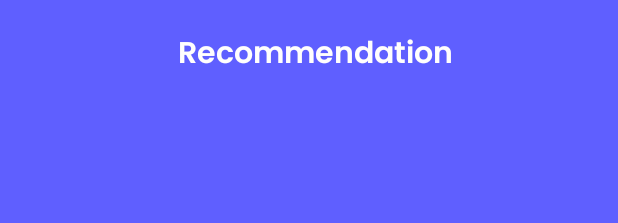
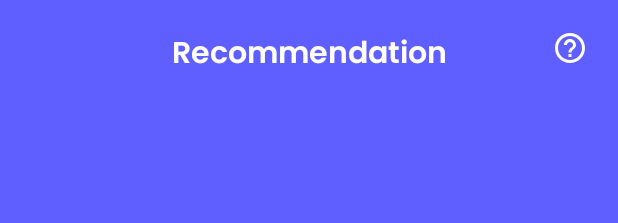
Before and after one commit to C22-PS165-Heal-Go/HnG-Android, an Android app: the layout activity_recommendation_card.xml on its own in the app's theme, with its tools: preview values and no code run, on a phone screen of 412 x 824 dp. Shown: the top 223 px of the screen. Run offline under Robolectric (Android 15) with nearby library versions, the phone set to English and light mode, and no system bars; plain views replace CardStackView.

Commit message:
Add tutorial bottom sheet

```diff
--- a/app/src/main/java/com/example/heal_go/ui/auth/LoginFragment.kt
+++ b/app/src/main/java/com/example/heal_go/ui/auth/LoginFragment.kt
@@ -1,5 +1,6 @@
 package com.example.heal_go.ui.auth
 
+import android.content.Intent
 import android.os.Build
 import android.os.Bundle
 import android.view.*
@@ -14,6 +15,7 @@ import com.example.heal_go.R
 import com.example.heal_go.databinding.FragmentLoginBinding
 import com.example.heal_go.databinding.FragmentWelcomeBinding
 import com.example.heal_go.ui.auth.viewmodel.AuthViewModel
+import com.example.heal_go.ui.recommendation.RecommendationCardActivity
 import com.wajahatkarim3.easyvalidation.core.Validator
 
 class LoginFragment : Fragment() {
@@ -49,6 +51,8 @@ class LoginFragment : Fragment() {
                 .minLength(8)
                 .atleastOneNumber()
                 .check()
+
+            startActivity(Intent(requireContext(), RecommendationCardActivity::class.java))
 
             if (emailValidator && passwordValidator) {
                 authViewModel.userLoginHandler(email, password)
--- /dev/null
+++ b/app/src/main/res/drawable/ic_help_outline.xml
@@ -0,0 +1,5 @@
+<vector android:autoMirrored="true" android:height="24dp"
+    android:tint="@color/white" android:viewportHeight="24"
+    android:viewportWidth="24" android:width="24dp" xmlns:android="http://schemas.android.com/apk/res/android">
+    <path android:fillColor="@android:color/white" android:pathData="M11,18h2v-2h-2v2zM12,2C6.48,2 2,6.48 2,12s4.48,10 10,10 10,-4.48 10,-10S17.52,2 12,2zM12,20c-4.41,0 -8,-3.59 -8,-8s3.59,-8 8,-8 8,3.59 8,8 -3.59,8 -8,8zM12,6c-2.21,0 -4,1.79 -4,4h2c0,-1.1 0.9,-2 2,-2s2,0.9 2,2c0,2 -3,1.75 -3,5h2c0,-2.25 3,-2.5 3,-5 0,-2.21 -1.79,-4 -4,-4z"/>
+</vector>
--- a/app/src/main/res/layout/activity_recommendation_card.xml
+++ b/app/src/main/res/layout/activity_recommendation_card.xml
@@ -9,18 +9,30 @@
 
     <TextView
         android:id="@+id/txtRecommendationBar"
-        android:layout_width="match_parent"
+        android:layout_width="wrap_content"
         android:layout_height="wrap_content"
-        android:layout_marginStart="8dp"
-        android:layout_marginTop="20dp"
         android:fontFamily="@font/poppins_semibold"
         android:text="@string/recommendation"
+        android:textAlignment="center"
         android:textColor="@color/white"
-        android:textAlignment="center"
         android:textSize="20sp"
+        android:layout_marginTop="20dp"
         app:layout_constraintEnd_toEndOf="parent"
-        app:layout_constraintStart_toEndOf="parent"
+        app:layout_constraintStart_toStartOf="parent"
         app:layout_constraintTop_toTopOf="parent" />
+
+    <ImageButton
+        android:id="@+id/tutorial_btn"
+        android:layout_width="wrap_content"
+        android:layout_height="wrap_content"
+        android:src="@drawable/ic_help_outline"
+        android:background="@android:color/transparent"
+        android:padding="10dp"
+        android:layout_marginTop="10dp"
+        android:layout_marginEnd="10dp"
+        app:layout_constraintEnd_toEndOf="parent"
+        app:layout_constraintTop_toTopOf="parent"
+        android:contentDescription="@string/helper_icon" />
 
     <com.airbnb.lottie.LottieAnimationView
         android:id="@+id/lav_success"
--- a/app/src/main/res/layout/recommendation_detail_dialog.xml
+++ b/app/src/main/res/layout/recommendation_detail_dialog.xml
@@ -10,7 +10,6 @@
         android:layout_height="wrap_content"
         android:padding="4dp"
         android:orientation="vertical"
-        android:background="@drawable/bottom_sheet_header_background"
         app:layout_constraintTop_toTopOf="parent"
         app:layout_constraintStart_toStartOf="parent">
 
--- a/app/src/main/res/values/themes.xml
+++ b/app/src/main/res/values/themes.xml
@@ -12,6 +12,7 @@
         <!-- Status bar color. -->
         <item name="android:statusBarColor" tools:targetApi="l">?attr/colorPrimaryVariant</item>
         <!-- Customize your theme here. -->
+        <item name="bottomSheetDialogTheme">@style/ThemeOverlay.App.BottomSheetDialog</item>
     </style>
 
     <style name="Theme.App.Starting" parent="Theme.SplashScreen">
@@ -33,4 +34,18 @@
         <item name="cornerFamily">rounded</item>
         <item name="cornerSize">10dp</item>
     </style>
+
+    <style name="ThemeOverlay.App.BottomSheetDialog" parent="ThemeOverlay.MaterialComponents.BottomSheetDialog">
+        <item name="bottomSheetStyle">@style/ModalBottomSheetDialog</item>
+    </style>
+
+    <style name="ModalBottomSheetDialog" parent="Widget.MaterialComponents.BottomSheet.Modal">
+        <item name="backgroundTint">@color/white</item>
+        <item name="shapeAppearance">@style/ShapeAppearance.App.LargeComponent</item>
+    </style>
+
+    <style name="ShapeAppearance.App.LargeComponent" parent="ShapeAppearance.MaterialComponents.LargeComponent">
+        <item name="cornerFamily">rounded</item>
+        <item name="cornerSize">16dp</item>
+    </style>
 </resources>
```
Also changed, not shown: app/src/main/java/com/example/heal_go/ui/recommendation/RecommendationCardActivity.kt (+11 -1 lines), app/src/main/java/com/example/heal_go/ui/recommendation/TutorialBottomSheet.kt (added, +35 -0 lines), app/src/main/res/drawable/tutorial_handicon_background.xml (added, +8 -0 lines), app/src/main/res/layout/recommendation_tutorial_dialog.xml (added, +213 -0 lines), app/src/main/res/values/strings.xml (+11 -0 lines), app/src/main/res/drawable/doubletap.png (added), app/src/main/res/drawable/singletap.png (added), app/src/main/res/drawable/swipe.png (added), app/src/main/res/drawable/taphold.png (added).
